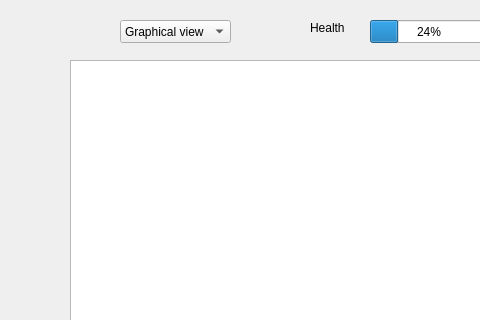
Qt form mainwindow.ui (CemalYet/PathPlanner) before a commit; both pictures show x 0 to 480 and y 0 to 320 of the 800 by 600 pixel window.
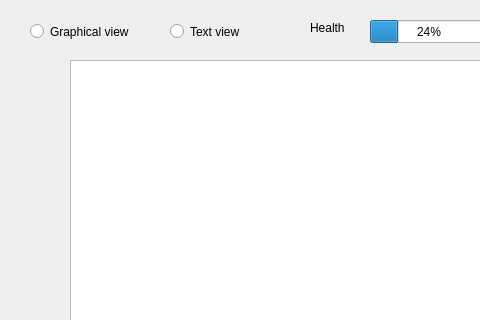
The same form after that commit.

Commit message: text view initial commit

```diff
--- a/mainwindow.ui
+++ b/mainwindow.ui
@@ -24,26 +24,6 @@
      </rect>
     </property>
    </widget>
-   <widget class="QComboBox" name="comboBox">
-    <property name="geometry">
-     <rect>
-      <x>120</x>
-      <y>20</y>
-      <width>111</width>
-      <height>23</height>
-     </rect>
-    </property>
-    <item>
-     <property name="text">
-      <string>Graphical view</string>
-     </property>
-    </item>
-    <item>
-     <property name="text">
-      <string>text view</string>
-     </property>
-    </item>
-   </widget>
    <widget class="QProgressBar" name="health">
     <property name="geometry">
      <rect>
@@ -126,6 +106,32 @@
      <string>execute</string>
     </property>
    </widget>
+   <widget class="QRadioButton" name="radioButton">
+    <property name="geometry">
+     <rect>
+      <x>30</x>
+      <y>20</y>
+      <width>141</width>
+      <height>23</height>
+     </rect>
+    </property>
+    <property name="text">
+     <string>Graphical view</string>
+    </property>
+   </widget>
+   <widget class="QRadioButton" name="radioButton_Text">
+    <property name="geometry">
+     <rect>
+      <x>170</x>
+      <y>20</y>
+      <width>112</width>
+      <height>23</height>
+     </rect>
+    </property>
+    <property name="text">
+     <string>Text view</string>
+    </property>
+   </widget>
   </widget>
   <widget class="QMenuBar" name="menubar">
    <property name="geometry">
```
Left out of the diff: 6 changed lines with no effect on the pictures. The commit also changes 10 other files.
